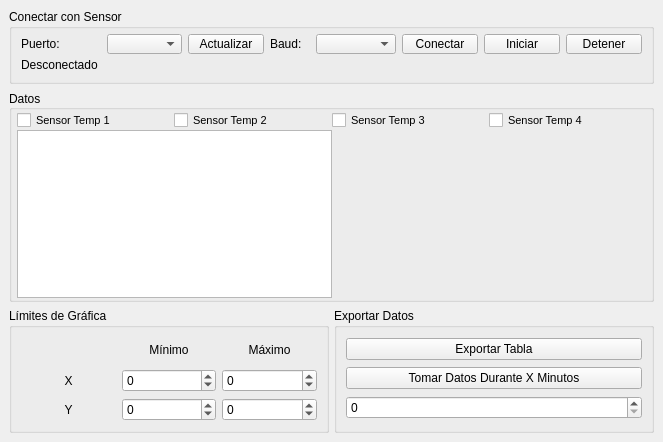
Before: the Qt Designer form ui/main_window.ui in yuanusm/Serial_Plotter_LabFisica, drawn with Qt 5.
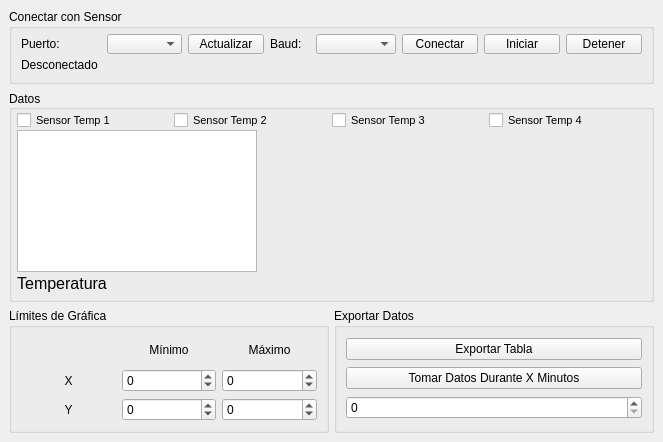
After: the same form once the commit is applied. Icons and pictures are not drawn.

```diff
--- a/ui/main_window.ui
+++ b/ui/main_window.ui
@@ -357,28 +357,77 @@
           </layout>
          </item>
          <item>
-          <layout class="QHBoxLayout" name="horizontalLayout_2">
+          <layout class="QHBoxLayout" name="horizontalLayout_2" stretch="0,0">
+           <property name="sizeConstraint">
+            <enum>QLayout::SizeConstraint::SetDefaultConstraint</enum>
+           </property>
            <item>
-            <widget class="QTableWidget" name="tableWidget">
-             <property name="sizePolicy">
-              <sizepolicy hsizetype="Expanding" vsizetype="Expanding">
-               <horstretch>1</horstretch>
-               <verstretch>0</verstretch>
-              </sizepolicy>
+            <layout class="QVBoxLayout" name="verticalLayout_4">
+             <property name="spacing">
+              <number>2</number>
              </property>
-             <property name="minimumSize">
-              <size>
-               <width>200</width>
-               <height>0</height>
-              </size>
+             <property name="rightMargin">
+              <number>0</number>
              </property>
-            </widget>
+             <property name="bottomMargin">
+              <number>5</number>
+             </property>
+             <item>
+              <widget class="QTableWidget" name="tableWidget">
+               <property name="sizePolicy">
+                <sizepolicy hsizetype="Maximum" vsizetype="Expanding">
+                 <horstretch>0</horstretch>
+                 <verstretch>0</verstretch>
+                </sizepolicy>
+               </property>
+               <property name="minimumSize">
+                <size>
+                 <width>240</width>
+                 <height>0</height>
+                </size>
+               </property>
+               <property name="sizeAdjustPolicy">
+                <enum>QAbstractScrollArea::SizeAdjustPolicy::AdjustToContents</enum>
+               </property>
+              </widget>
+             </item>
+             <item>
+              <widget class="QLabel" name="label_7">
+               <property name="sizePolicy">
+                <sizepolicy hsizetype="Fixed" vsizetype="Preferred">
+                 <horstretch>0</horstretch>
+                 <verstretch>0</verstretch>
+                </sizepolicy>
+               </property>
+               <property name="font">
+                <font>
+                 <pointsize>12</pointsize>
+                </font>
+               </property>
+               <property name="layoutDirection">
+                <enum>Qt::LayoutDirection::LeftToRight</enum>
+               </property>
+               <property name="text">
+                <string>Temperatura</string>
+               </property>
+               <property name="textFormat">
+                <enum>Qt::TextFormat::PlainText</enum>
+               </property>
+               <property name="scaledContents">
+                <bool>false</bool>
+               </property>
+               <property name="alignment">
+                <set>Qt::AlignmentFlag::AlignCenter</set>
+               </property>
+              </widget>
+             </item>
+            </layout>
            </item>
            <item>
             <widget class="QWidget" name="widget" native="true">
              <property name="sizePolicy">
               <sizepolicy hsizetype="Expanding" vsizetype="Expanding">
-               <horstretch>1</horstretch>
+               <horstretch>0</horstretch>
                <verstretch>0</verstretch>
               </sizepolicy>
              </property>
```
Left out of the diff: 157 changed lines with no effect on the pictures.
